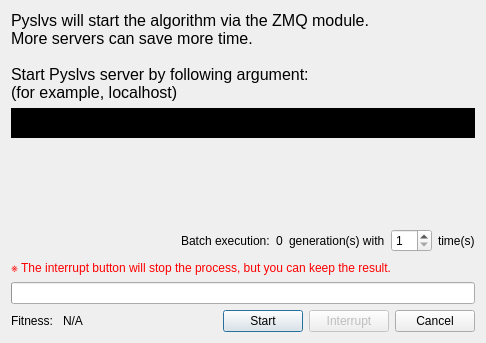
KmolYuan/Pyslvs-UI, file core/synthesis/DimensionalSynthesis/Algorithm_progress.ui: the form before one commit.
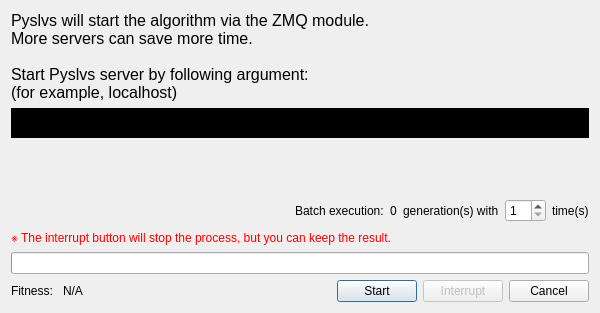
The form after the commit. Icons and pictures are not drawn.

Commit message: Multiple input and multiple fixed joint supporting for algorithm.

Patch:
```diff
--- a/core/synthesis/DimensionalSynthesis/Algorithm_progress.ui
+++ b/core/synthesis/DimensionalSynthesis/Algorithm_progress.ui
@@ -6,20 +6,20 @@
    <rect>
     <x>0</x>
     <y>0</y>
-    <width>486</width>
-    <height>343</height>
+    <width>600</width>
+    <height>313</height>
    </rect>
   </property>
   <property name="minimumSize">
    <size>
-    <width>486</width>
-    <height>343</height>
+    <width>600</width>
+    <height>313</height>
    </size>
   </property>
   <property name="maximumSize">
    <size>
-    <width>486</width>
-    <height>343</height>
+    <width>600</width>
+    <height>313</height>
    </size>
   </property>
   <property name="windowTitle">
```
The commit also changes 11 other files.
